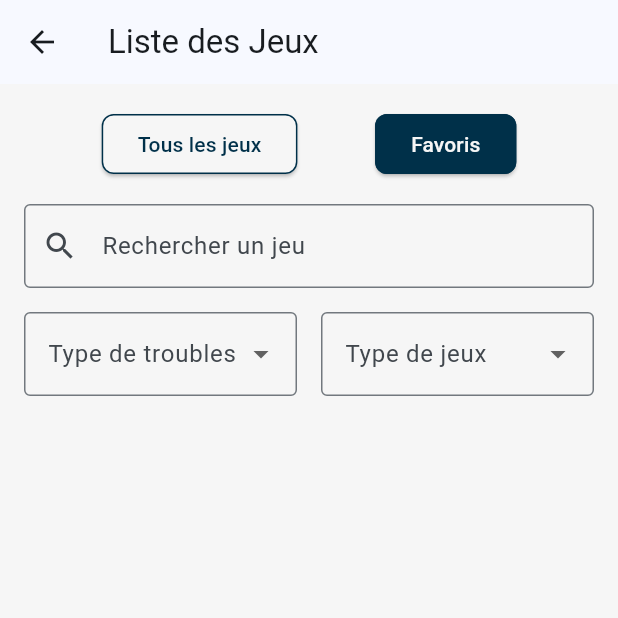
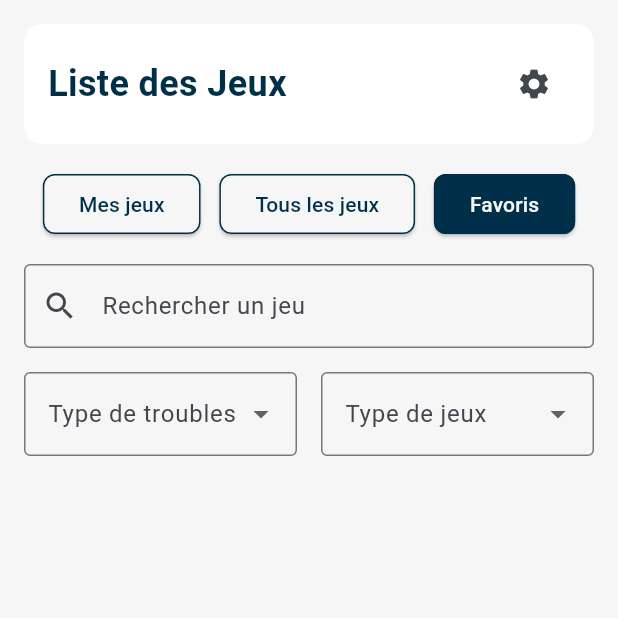
Before and after one commit to Kecenne/dyschool, a Flutter app: the GamesPage screen opened by its route, after a tap on "Favoris", on a phone screen of 412 x 824 dp, the top half of it. Run offline on Flutter 3.47's test engine with Material 3 defaults, Android fonts, the phone set to English and light mode, and no system bars; our stand-ins replace cloud_firestore, firebase_auth, firebase_core, flutter_bloc, flutter_svg, get; accounts and stored records are empty.

Commit message:
feat:added header to all pages

```diff
--- a/lib/pages/games_page.dart
+++ b/lib/pages/games_page.dart
@@ -4,6 +4,7 @@ import '../widgets/search_bar.dart' as custom_widgets;
 import '../widgets/game_filters.dart';
 import '../widgets/game_selection_buttons.dart';
 import '../widgets/game_list.dart';
+import '../widgets/page_header.dart';
 import '../controllers/favorite_controller.dart';
 import '../data/games_data.dart';
 
@@ -40,14 +41,12 @@ class _GamesPageState extends State<GamesPage> {
   @override
   Widget build(BuildContext context) {
     return Scaffold(
-      appBar: AppBar(
-        title: const Text("Liste des Jeux"),
-      ),
       body: Padding(
         padding: const EdgeInsets.all(16.0),
         child: Column(
           children: [
-            // Boutons de sélection de jeux
+            const PageHeader(title: "Liste des Jeux"),
+            const SizedBox(height: 16),
             GameSelectionButtons(
               showFavoritesOnly: showFavoritesOnly,
               onShowAll: () {
@@ -61,9 +60,7 @@ class _GamesPageState extends State<GamesPage> {
                 });
               },
             ),
-            const SizedBox(height: 16.0),
-
-            // Barre de recherche
+            const SizedBox(height: 16),
             custom_widgets.SearchBar(
               onSearchChanged: (value) {
                 setState(() {
@@ -71,9 +68,7 @@ class _GamesPageState extends State<GamesPage> {
                 });
               },
             ),
-            const SizedBox(height: 16.0),
-
-            // Filtres
+            const SizedBox(height: 16),
             GameFilters(
               onTroubleChanged: (value) {
                 setState(() {
@@ -86,9 +81,7 @@ class _GamesPageState extends State<GamesPage> {
                 });
               },
             ),
-            const SizedBox(height: 16.0),
-
-            // Liste des jeux filtrés
+            const SizedBox(height: 16),
             Expanded(
               child: GameList(games: filteredGames),
             ),
--- a/lib/widgets/game_selection_buttons.dart
+++ b/lib/widgets/game_selection_buttons.dart
@@ -18,6 +18,26 @@ class GameSelectionButtons extends StatelessWidget {
     return Row(
       mainAxisAlignment: MainAxisAlignment.spaceEvenly,
       children: [
+        // Nouveau bouton "Mes jeux" (inactif pour l'instant)
+        ElevatedButton(
+          onPressed: () {
+            // Action à définir plus tard
+          },
+          style: ElevatedButton.styleFrom(
+            backgroundColor: AppColors.backgroundColor,
+            foregroundColor: AppColors.primaryColor,
+            side: BorderSide(color: AppColors.primaryColor),
+            shape: RoundedRectangleBorder(
+              borderRadius: BorderRadius.circular(8.0),
+            ),
+          ),
+          child: const Text(
+            "Mes jeux",
+            style: TextStyle(color: AppColors.primaryColor),
+          ),
+        ),
+
+        // Bouton "Tous les jeux"
         ElevatedButton(
           onPressed: onShowAll,
           style: ElevatedButton.styleFrom(
@@ -27,7 +47,7 @@ class GameSelectionButtons extends StatelessWidget {
             foregroundColor: showFavoritesOnly
                 ? AppColors.primaryColor
                 : AppColors.backgroundColor,
-            side: const BorderSide(color: AppColors.primaryColor),
+            side: BorderSide(color: AppColors.primaryColor),
             shape: RoundedRectangleBorder(
               borderRadius: BorderRadius.circular(8.0),
             ),
@@ -41,6 +61,8 @@ class GameSelectionButtons extends StatelessWidget {
             ),
           ),
         ),
+
+        // Bouton "Favoris"
         ElevatedButton(
           onPressed: onShowFavorites,
           style: ElevatedButton.styleFrom(
--- /dev/null
+++ b/lib/widgets/page_header.dart
@@ -0,0 +1,43 @@
+import 'package:flutter/material.dart';
+import '../theme/app_color.dart';
+import '../widgets/settings_popup.dart';
+
+class PageHeader extends StatelessWidget {
+  final String title;
+
+  const PageHeader({Key? key, required this.title}) : super(key: key);
+
+  @override
+  Widget build(BuildContext context) {
+    return Container(
+      padding: const EdgeInsets.symmetric(vertical: 16, horizontal: 16),
+      width: double.infinity,
+      decoration: BoxDecoration(
+        color: Colors.white,
+        borderRadius: BorderRadius.circular(12),
+      ),
+      child: Row(
+        mainAxisAlignment: MainAxisAlignment.spaceBetween,
+        children: [
+          Text(
+            title,
+            style: const TextStyle(
+              fontSize: 24,
+              fontWeight: FontWeight.bold,
+              color: AppColors.primaryColor,
+            ),
+          ),
+          IconButton(
+            icon: const Icon(Icons.settings),
+            onPressed: () {
+              showDialog(
+                context: context,
+                builder: (context) => const SettingsPopup(),
+              );
+            },
+          ),
+        ],
+      ),
+    );
+  }
+}
```
Also changed, not shown: lib/pages/favorite_page.dart (+11 -4 lines), lib/pages/home_page.dart (+2 -28 lines), lib/pages/profile_page.dart (+13 -8 lines), lib/pages/progression_page.dart (+20 -3 lines).
